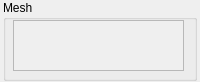
Qt form src/propMesh.ui (pojdulos/dpVision) before a commit.
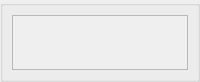
The same form after that commit.

Patch:
```diff
--- a/src/propMesh.ui
+++ b/src/propMesh.ui
@@ -28,35 +28,51 @@
   <property name="styleSheet">
    <string notr="true"/>
   </property>
+  <layout class="QVBoxLayout" name="verticalLayout">
+   <property name="leftMargin">
+    <number>0</number>
+   </property>
+   <property name="topMargin">
+    <number>0</number>
+   </property>
+   <property name="rightMargin">
+    <number>0</number>
+   </property>
+   <property name="bottomMargin">
+    <number>0</number>
+   </property>
+   <item>
   <widget class="QGroupBox" name="mesh">
-   <property name="geometry">
-    <rect>
-     <x>3</x>
-     <y>0</y>
-     <width>194</width>
-     <height>81</height>
-    </rect>
+     <property name="enabled">
+      <bool>true</bool>
+     </property>
+     <property name="sizePolicy">
+      <sizepolicy hsizetype="Expanding" vsizetype="Expanding">
+       <horstretch>0</horstretch>
+       <verstretch>0</verstretch>
+      </sizepolicy>
    </property>
    <property name="styleSheet">
     <string notr="true"/>
    </property>
    <property name="title">
-    <string>Mesh</string>
-   </property>
+      <string/>
+     </property>
+     <property name="checkable">
+      <bool>false</bool>
+     </property>
+     <layout class="QHBoxLayout" name="horizontalLayout">
+      <item>
    <widget class="QTextEdit" name="info">
     <property name="enabled">
      <bool>false</bool>
     </property>
-    <property name="geometry">
-     <rect>
-      <x>10</x>
-      <y>20</y>
-      <width>171</width>
-      <height>51</height>
-     </rect>
-    </property>
-   </widget>
-  </widget>
+       </widget>
+      </item>
+     </layout>
+    </widget>
+   </item>
+  </layout>
  </widget>
  <tabstops>
   <tabstop>info</tabstop>
```
Left out of the diff: 3 changed lines with no effect on the pictures. Lines whose indentation alone changed are shown as unchanged.
